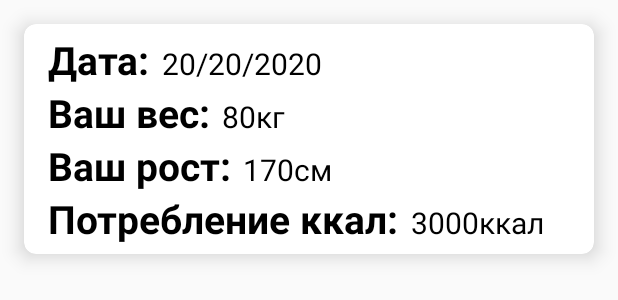
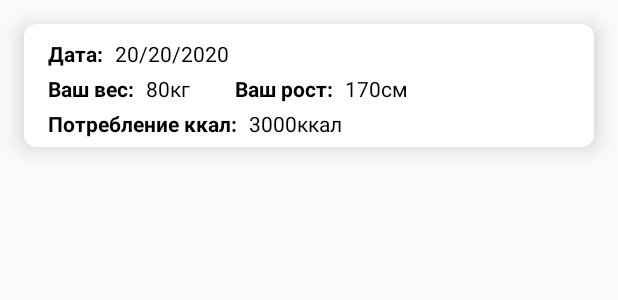
Before and after one commit to BulatTim1/PionerClub, an Android app: the layout frame_measurement.xml on its own in the app's theme, with its tools: preview values and no code run, on a phone screen of 412 x 824 dp. Shown: the top 300 px of the screen. Run offline under Robolectric (Android 15) with nearby library versions, the phone set to English and light mode, and no system bars.

Commit message:
доделал список и его отображение

```diff
--- a/app/src/main/java/com/pioner/fragments/AddRationFragment.kt
+++ b/app/src/main/java/com/pioner/fragments/AddRationFragment.kt
@@ -67,11 +67,9 @@ class AddRationFragment : Fragment() {
                     }
                 }
             }
-            viewStatistic.setOnClickListener {
-//                supportFragmentManager.beginTransaction().replace(R.id.user_container, StatisticRationFragment()).commit()
-                parentFragmentManager.beginTransaction().replace(R.id.user_container, StatisticRationFragment()).commit()
-//                transaction.replace(R.id.fragment_container, fragment);
-            }
+        }
+        viewStatistic.setOnClickListener {
+            parentFragmentManager.beginTransaction().replace(R.id.user_container, StatisticRationFragment()).commit()
         }
         return root
     }
--- a/app/src/main/res/layout/frame_measurement.xml
+++ b/app/src/main/res/layout/frame_measurement.xml
@@ -16,15 +16,17 @@ android:layout_margin="16dp">
         android:layout_width="wrap_content"
         android:layout_height="wrap_content"
         android:layout_gravity="center_vertical"
-        android:orientation="horizontal">
+        android:orientation="horizontal"
+        android:layout_marginTop="4dp">
+
         <TextView
             android:layout_width="wrap_content"
             android:layout_height="wrap_content"
             android:text="Дата:"
             android:textColor="@color/black"
-            android:textSize="26sp"
-            android:textStyle="bold"
-            />
+            android:textSize="14sp"
+            android:textStyle="bold" />
+
         <TextView
             android:id="@+id/data_view"
             android:layout_width="wrap_content"
@@ -32,22 +34,24 @@ android:layout_margin="16dp">
             android:layout_marginStart="8dp"
             android:text="20/20/2020"
             android:textColor="@color/black"
-            android:textSize="20sp"
-            />
+            android:textSize="14sp" />
     </LinearLayout>
+
     <LinearLayout
         android:layout_width="wrap_content"
         android:layout_height="wrap_content"
         android:layout_gravity="center_vertical"
-        android:orientation="horizontal">
+        android:orientation="horizontal"
+        android:layout_marginTop="4dp">>
+
         <TextView
             android:layout_width="wrap_content"
             android:layout_height="wrap_content"
             android:text="Ваш вес:"
             android:textColor="@color/black"
-            android:textSize="26sp"
-            android:textStyle="bold"
-            />
+            android:textSize="14sp"
+            android:textStyle="bold" />
+
         <TextView
             android:id="@+id/mass_view"
             android:layout_width="wrap_content"
@@ -55,22 +59,17 @@ android:layout_margin="16dp">
             android:layout_marginStart="8dp"
             android:text="80кг"
             android:textColor="@color/black"
-            android:textSize="20sp"
-            />
-    </LinearLayout>
-    <LinearLayout
-        android:layout_width="wrap_content"
-        android:layout_height="wrap_content"
-        android:layout_gravity="center_vertical"
-        android:orientation="horizontal">
+            android:textSize="14sp"
+            android:layout_marginEnd="30dp"/>
+
         <TextView
             android:layout_width="wrap_content"
             android:layout_height="wrap_content"
             android:text="Ваш рост:"
             android:textColor="@color/black"
-            android:textSize="26sp"
-            android:textStyle="bold"
-            />
+            android:textSize="14sp"
+            android:textStyle="bold" />
+
         <TextView
             android:id="@+id/height_view"
             android:layout_width="wrap_content"
@@ -78,22 +77,24 @@ android:layout_margin="16dp">
             android:layout_marginStart="8dp"
             android:text="170см"
             android:textColor="@color/black"
-            android:textSize="20sp"
-            />
+            android:textSize="14sp" />
     </LinearLayout>
+
     <LinearLayout
         android:layout_width="wrap_content"
         android:layout_height="wrap_content"
         android:layout_gravity="center_vertical"
-        android:orientation="horizontal">
+        android:orientation="horizontal"
+        android:layout_marginTop="4dp">>
+
         <TextView
             android:layout_width="wrap_content"
             android:layout_height="wrap_content"
             android:text="Потребление ккал:"
             android:textColor="@color/black"
-            android:textSize="26sp"
-            android:textStyle="bold"
-            />
+            android:textSize="14sp"
+            android:textStyle="bold" />
+
         <TextView
             android:id="@+id/calories_view"
             android:layout_width="wrap_content"
@@ -101,8 +102,7 @@ android:layout_margin="16dp">
             android:layout_marginStart="8dp"
             android:text="3000ккал"
             android:textColor="@color/black"
-            android:textSize="20sp"
-            />
+            android:textSize="14sp" />
     </LinearLayout>
 </LinearLayout>
 </androidx.cardview.widget.CardView>
```
